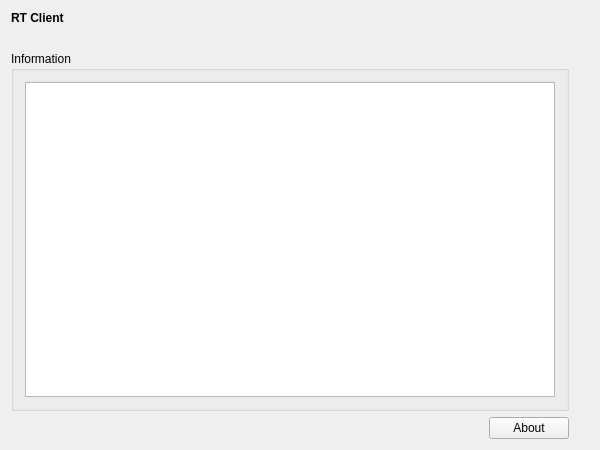
Old version of the form mne_x/plugins/rtserver/FormFiles/rtserverrun.ui in the repository mne-tools/mne-cpp.
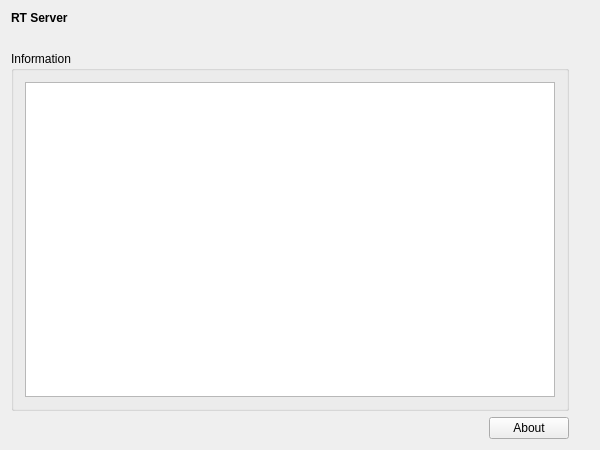
New version of the form.

What changed in the file:
```diff
--- a/mne_x/plugins/rtserver/FormFiles/rtserverrun.ui
+++ b/mne_x/plugins/rtserver/FormFiles/rtserverrun.ui
@@ -23,7 +23,7 @@
       </font>
      </property>
      <property name="text">
-      <string>RT Client</string>
+      <string>RT Server</string>
      </property>
     </widget>
    </item>
```
